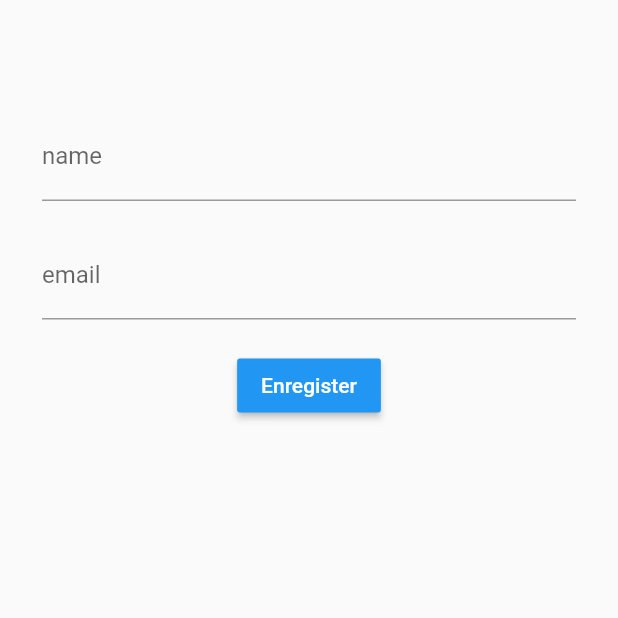
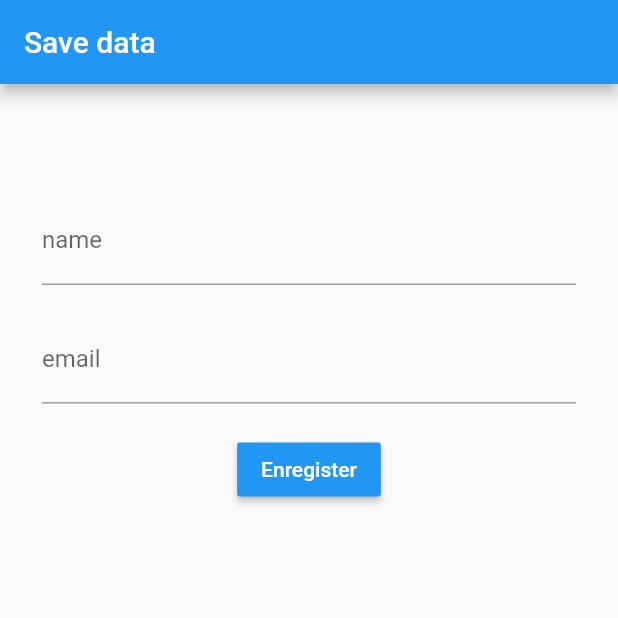
Before and after one commit to FOFE-DEV/sygalin_worksop_flutter, a Flutter app: the screen it shows after launch, on a phone screen of 412 x 824 dp, the top half of it. Run offline on Flutter 3.47's test engine with Material 2 defaults, Android fonts, the phone set to English and light mode, and no system bars.

Commit message:
add  appbar

```diff
--- a/lib/main.dart
+++ b/lib/main.dart
@@ -21,6 +21,9 @@ class _MyAppState extends State {
       debugShowCheckedModeBanner: false,
       title: 'Hello App',
       home: Scaffold(
+        appBar: AppBar(
+          title: Text("Save data"),
+        ),
         body: Container(
           margin: EdgeInsets.only(top: 25, left: 8, right: 8),
           child: Form(
```
